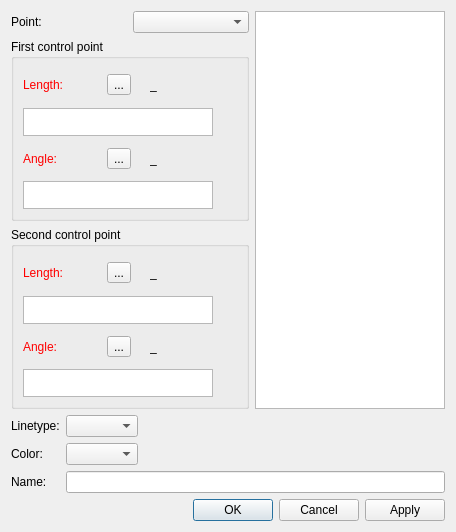
The window that src/libs/vtools/dialogs/tools/dialogsplinepath.ui (FashionFreedom/Seamly2D) describes before a commit, drawn with Qt 5.
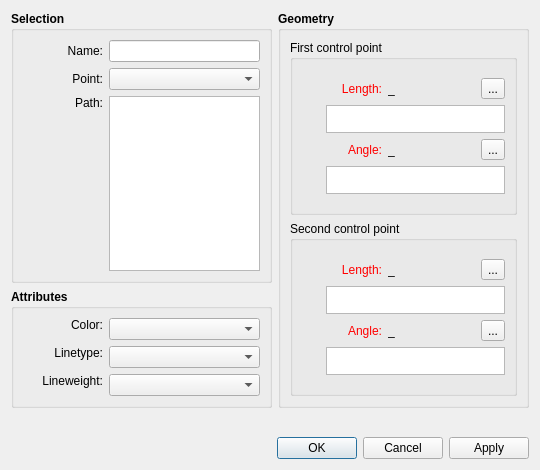
The same window after the commit. Icons and pictures are not drawn. Custom widgets are drawn as their Qt base class.

The edit to the form file:
```diff
--- a/src/libs/vtools/dialogs/tools/dialogsplinepath.ui
+++ b/src/libs/vtools/dialogs/tools/dialogsplinepath.ui
@@ -6,10 +6,16 @@
    <rect>
     <x>0</x>
     <y>0</y>
-    <width>456</width>
-    <height>532</height>
+    <width>540</width>
+    <height>470</height>
    </rect>
   </property>
+  <property name="minimumSize">
+   <size>
+    <width>540</width>
+    <height>470</height>
+   </size>
+  </property>
   <property name="windowTitle">
    <string>Curved path</string>
   </property>
@@ -20,27 +26,406 @@
   <property name="locale">
    <locale language="English" country="UnitedStates"/>
   </property>
-  <layout class="QVBoxLayout" name="verticalLayout_4">
-   <item>
-    <layout class="QHBoxLayout" name="horizontalLayout">
-     <item>
-      <layout class="QVBoxLayout" name="verticalLayout">
+  <layout class="QVBoxLayout" name="verticalLayout_9">
        <item>
         <layout class="QHBoxLayout" name="horizontalLayout_5">
          <item>
+      <layout class="QVBoxLayout" name="verticalLayout_4">
+       <item>
+        <widget class="QGroupBox" name="selection_GroupBox">
+         <property name="sizePolicy">
+          <sizepolicy hsizetype="Expanding" vsizetype="Preferred">
+           <horstretch>0</horstretch>
+           <verstretch>0</verstretch>
+          </sizepolicy>
+         </property>
+         <property name="font">
+          <font>
+           <pointsize>9</pointsize>
+           <weight>75</weight>
+           <bold>true</bold>
+          </font>
+         </property>
+         <property name="title">
+          <string>Selection</string>
+         </property>
+         <layout class="QVBoxLayout" name="verticalLayout_8">
+          <item>
+           <layout class="QHBoxLayout" name="horizontalLayout_10">
+            <item>
+             <widget class="QLabel" name="labelName">
+              <property name="minimumSize">
+               <size>
+                <width>80</width>
+                <height>0</height>
+               </size>
+              </property>
+              <property name="font">
+               <font>
+                <weight>50</weight>
+                <bold>false</bold>
+               </font>
+              </property>
+              <property name="text">
+               <string>Name:</string>
+              </property>
+              <property name="alignment">
+               <set>Qt::AlignRight|Qt::AlignTrailing|Qt::AlignVCenter</set>
+              </property>
+             </widget>
+            </item>
+            <item>
+             <widget class="QLineEdit" name="lineEditSplPathName">
+              <property name="sizePolicy">
+               <sizepolicy hsizetype="Expanding" vsizetype="Fixed">
+                <horstretch>0</horstretch>
+                <verstretch>0</verstretch>
+               </sizepolicy>
+              </property>
+              <property name="minimumSize">
+               <size>
+                <width>140</width>
+                <height>0</height>
+               </size>
+              </property>
+              <property name="font">
+               <font>
+                <weight>50</weight>
+                <bold>false</bold>
+               </font>
+              </property>
+              <property name="readOnly">
+               <bool>true</bool>
+              </property>
+             </widget>
+            </item>
+           </layout>
+          </item>
+          <item>
+           <layout class="QHBoxLayout" name="horizontalLayout_3">
+            <item>
           <widget class="QLabel" name="labelPoint">
+              <property name="minimumSize">
+               <size>
+                <width>80</width>
+                <height>0</height>
+               </size>
+              </property>
+              <property name="font">
+               <font>
+                <weight>50</weight>
+                <bold>false</bold>
+               </font>
+              </property>
            <property name="text">
             <string>Point:</string>
            </property>
+              <property name="alignment">
+               <set>Qt::AlignRight|Qt::AlignTrailing|Qt::AlignVCenter</set>
+              </property>
           </widget>
          </item>
          <item>
-          <widget class="QComboBox" name="comboBoxPoint"/>
+             <widget class="QComboBox" name="comboBoxPoint">
+              <property name="sizePolicy">
+               <sizepolicy hsizetype="Expanding" vsizetype="Fixed">
+                <horstretch>0</horstretch>
+                <verstretch>0</verstretch>
+               </sizepolicy>
+              </property>
+              <property name="minimumSize">
+               <size>
+                <width>140</width>
+                <height>0</height>
+               </size>
+              </property>
+              <property name="font">
+               <font>
+                <weight>50</weight>
+                <bold>false</bold>
+               </font>
+              </property>
+             </widget>
          </item>
         </layout>
        </item>
        <item>
-        <widget class="QGroupBox" name="groupBox">
+           <layout class="QHBoxLayout" name="horizontalLayout">
+            <item>
+             <widget class="QLabel" name="label">
+              <property name="minimumSize">
+               <size>
+                <width>80</width>
+                <height>0</height>
+               </size>
+              </property>
+              <property name="font">
+               <font>
+                <weight>50</weight>
+                <bold>false</bold>
+               </font>
+              </property>
+              <property name="text">
+               <string>Path:</string>
+              </property>
+              <property name="alignment">
+               <set>Qt::AlignRight|Qt::AlignTop|Qt::AlignTrailing</set>
+              </property>
+             </widget>
+            </item>
+            <item>
+             <widget class="QListWidget" name="listWidget">
+              <property name="minimumSize">
+               <size>
+                <width>140</width>
+                <height>0</height>
+               </size>
+              </property>
+              <property name="toolTip">
+               <string>List of points</string>
+              </property>
+             </widget>
+            </item>
+           </layout>
+          </item>
+         </layout>
+        </widget>
+       </item>
+       <item>
+        <widget class="QGroupBox" name="attributes_GroupBox">
+         <property name="minimumSize">
+          <size>
+           <width>240</width>
+           <height>0</height>
+          </size>
+         </property>
+         <property name="font">
+          <font>
+           <pointsize>9</pointsize>
+           <weight>75</weight>
+           <bold>true</bold>
+          </font>
+         </property>
+         <property name="title">
+          <string>Attributes</string>
+         </property>
+         <layout class="QVBoxLayout" name="verticalLayout_5">
+          <item>
+           <layout class="QFormLayout" name="formLayout_3">
+            <item row="1" column="0">
+             <widget class="QLabel" name="lineType_Label">
+              <property name="sizePolicy">
+               <sizepolicy hsizetype="MinimumExpanding" vsizetype="Fixed">
+                <horstretch>0</horstretch>
+                <verstretch>0</verstretch>
+               </sizepolicy>
+              </property>
+              <property name="minimumSize">
+               <size>
+                <width>80</width>
+                <height>0</height>
+               </size>
+              </property>
+              <property name="maximumSize">
+               <size>
+                <width>16777215</width>
+                <height>16777215</height>
+               </size>
+              </property>
+              <property name="font">
+               <font>
+                <pointsize>9</pointsize>
+                <weight>50</weight>
+                <bold>false</bold>
+               </font>
+              </property>
+              <property name="text">
+               <string>Linetype:</string>
+              </property>
+              <property name="alignment">
+               <set>Qt::AlignRight|Qt::AlignTrailing|Qt::AlignVCenter</set>
+              </property>
+             </widget>
+            </item>
+            <item row="1" column="1">
+             <widget class="LineTypeComboBox" name="lineType_ComboBox">
+              <property name="sizePolicy">
+               <sizepolicy hsizetype="Expanding" vsizetype="Fixed">
+                <horstretch>0</horstretch>
+                <verstretch>0</verstretch>
+               </sizepolicy>
+              </property>
+              <property name="minimumSize">
+               <size>
+                <width>140</width>
+                <height>0</height>
+               </size>
+              </property>
+              <property name="maximumSize">
+               <size>
+                <width>16777215</width>
+                <height>16777215</height>
+               </size>
+              </property>
+              <property name="font">
+               <font>
+                <pointsize>9</pointsize>
+                <weight>50</weight>
+                <bold>false</bold>
+               </font>
+              </property>
+             </widget>
+            </item>
+            <item row="2" column="0">
+             <widget class="QLabel" name="lineWeight_Label">
+              <property name="sizePolicy">
+               <sizepolicy hsizetype="MinimumExpanding" vsizetype="Fixed">
+                <horstretch>0</horstretch>
+                <verstretch>0</verstretch>
+               </sizepolicy>
+              </property>
+              <property name="minimumSize">
+               <size>
+                <width>80</width>
+                <height>0</height>
+               </size>
+              </property>
+              <property name="maximumSize">
+               <size>
+                <width>16777215</width>
+                <height>16777215</height>
+               </size>
+              </property>
+              <property name="font">
+               <font>
+                <pointsize>9</pointsize>
+                <weight>50</weight>
+                <bold>false</bold>
+               </font>
+              </property>
+              <property name="text">
+               <string>Lineweight:</string>
+              </property>
+              <property name="alignment">
+               <set>Qt::AlignRight|Qt::AlignTrailing|Qt::AlignVCenter</set>
+              </property>
+             </widget>
+            </item>
+            <item row="2" column="1">
+             <widget class="LineWeightComboBox" name="lineWeight_ComboBox">
+              <property name="sizePolicy">
+               <sizepolicy hsizetype="Expanding" vsizetype="Fixed">
+                <horstretch>0</horstretch>
+                <verstretch>0</verstretch>
+               </sizepolicy>
+              </property>
+              <property name="minimumSize">
+               <size>
+                <width>140</width>
+                <height>0</height>
+               </size>
+              </property>
+              <property name="font">
+               <font>
+                <pointsize>9</pointsize>
+                <weight>50</weight>
+                <bold>false</bold>
+               </font>
+              </property>
+             </widget>
+            </item>
+            <item row="0" column="0">
+             <widget class="QLabel" name="lineColor_Label">
+              <property name="sizePolicy">
+               <sizepolicy hsizetype="MinimumExpanding" vsizetype="Fixed">
+                <horstretch>0</horstretch>
+                <verstretch>0</verstretch>
+               </sizepolicy>
+              </property>
+              <property name="minimumSize">
+               <size>
+                <width>80</width>
+                <height>0</height>
+               </size>
+              </property>
+              <property name="maximumSize">
+               <size>
+                <width>16777215</width>
+                <height>16777215</height>
+               </size>
+              </property>
+              <property name="font">
+               <font>
+                <pointsize>9</pointsize>
+                <weight>50</weight>
+                <bold>false</bold>
+               </font>
+              </property>
+              <property name="text">
+               <string>Color:</string>
+              </property>
+              <property name="alignment">
+               <set>Qt::AlignRight|Qt::AlignTrailing|Qt::AlignVCenter</set>
+              </property>
+             </widget>
+            </item>
+            <item row="0" column="1">
+             <widget class="ColorComboBox" name="lineColor_ComboBox">
+              <property name="sizePolicy">
+               <sizepolicy hsizetype="Expanding" vsizetype="Fixed">
+                <horstretch>0</horstretch>
+                <verstretch>0</verstretch>
+               </sizepolicy>
+              </property>
+              <property name="minimumSize">
+               <size>
+                <width>140</width>
+                <height>0</height>
+               </size>
+              </property>
+              <property name="font">
+               <font>
+                <pointsize>9</pointsize>
+                <weight>50</weight>
+                <bold>false</bold>
+               </font>
+              </property>
+             </widget>
+            </item>
+           </layout>
+          </item>
+         </layout>
+        </widget>
+       </item>
+      </layout>
+     </item>
+     <item>
+      <widget class="QGroupBox" name="geometry_GroupBox">
+       <property name="sizePolicy">
+        <sizepolicy hsizetype="Expanding" vsizetype="Preferred">
+         <horstretch>0</horstretch>
+         <verstretch>0</verstretch>
+        </sizepolicy>
+       </property>
+       <property name="font">
+        <font>
+         <pointsize>9</pointsize>
+         <weight>75</weight>
+         <bold>true</bold>
+        </font>
+       </property>
+       <property name="title">
+        <string>Geometry</string>
+       </property>
+       <layout class="QVBoxLayout" name="verticalLayout">
+        <item>
+         <widget class="QGroupBox" name="firstCP_GroupBox">
+          <property name="font">
+           <font>
+            <weight>50</weight>
+            <bold>false</bold>
+           </font>
+          </property>
          <property name="title">
           <string>First control point</string>
          </property>
@@ -57,6 +442,12 @@
                   <verstretch>0</verstretch>
                  </sizepolicy>
                 </property>
+                 <property name="minimumSize">
+                  <size>
+                   <width>80</width>
+                   <height>0</height>
+                  </size>
+                 </property>
                 <property name="palette">
                  <palette>
                   <active>
@@ -96,6 +487,31 @@
                 </property>
                 <property name="text">
                  <string>Length:</string>
+                 </property>
+                 <property name="alignment">
+                  <set>Qt::AlignRight|Qt::AlignTrailing|Qt::AlignVCenter</set>
+                 </property>
+                </widget>
+               </item>
+               <item>
+                <widget class="QLabel" name="labelResultLength1">
+                 <property name="sizePolicy">
+                  <sizepolicy hsizetype="Fixed" vsizetype="Preferred">
+                   <horstretch>0</horstretch>
+                   <verstretch>0</verstretch>
+                  </sizepolicy>
+                 </property>
+                 <property name="minimumSize">
+                  <size>
+                   <width>87</width>
+                   <height>0</height>
+                  </size>
+                 </property>
+                 <property name="toolTip">
+                  <string>Value</string>
+                 </property>
+                 <property name="text">
+                  <string notr="true">_</string>
                 </property>
                </widget>
               </item>
@@ -132,64 +548,10 @@
                 </property>
                </widget>
               </item>
-              <item alignment="Qt::AlignRight">
-               <widget class="QLabel" name="label_8">
-                <property name="text">
-                 <string/>
-                </property>
-                <property name="pixmap">
-                 <pixmap resource="../../../vmisc/share/resources/icon.qrc">:/icon/24x24/equal.png</pixmap>
-                </property>
-               </widget>
-              </item>
-              <item alignment="Qt::AlignRight">
-               <widget class="QLabel" name="labelResultLength1">
-                <property name="sizePolicy">
-                 <sizepolicy hsizetype="Fixed" vsizetype="Preferred">
-                  <horstretch>0</horstretch>
-                  <verstretch>0</verstretch>
-                 </sizepolicy>
-                </property>
-                <property name="minimumSize">
-                 <size>
-                  <width>87</width>
-                  <height>0</height>
-                 </size>
-                </property>
-                <property name="toolTip">
-                 <string>Value</string>
-                </property>
-                <property name="text">
-                 <string notr="true">_</string>
-                </property>
-               </widget>
-              </item>
              </layout>
             </item>
             <item>
              <layout class="QHBoxLayout" name="horizontalLayout_6">
-              <item>
-               <widget class="QPlainTextEdit" name="plainTextEditLength1F">
-                <property name="sizePolicy">
-                 <sizepolicy hsizetype="Expanding" vsizetype="Preferred">
-                  <horstretch>0</horstretch>
-                  <verstretch>0</verstretch>
-                 </sizepolicy>
-                </property>
-                <property name="maximumSize">
-                 <size>
-                  <width>16777215</width>
-                  <height>28</height>
-                 </size>
-                </property>
-                <property name="toolTip">
-                 <string>Calculation</string>
-                </property>
-                <property name="tabChangesFocus">
-                 <bool>true</bool>
-                </property>
-               </widget>
-              </item>
               <item>
                <widget class="QPushButton" name="pushButtonGrowLength1">
                 <property name="maximumSize">
@@ -225,6 +587,28 @@
                 </property>
                </widget>
               </item>
+               <item>
+                <widget class="QPlainTextEdit" name="plainTextEditLength1F">
+                 <property name="sizePolicy">
+                  <sizepolicy hsizetype="Expanding" vsizetype="Preferred">
+                   <horstretch>0</horstretch>
+                   <verstretch>0</verstretch>
+                  </sizepolicy>
+                 </property>
+                 <property name="maximumSize">
+                  <size>
+                   <width>16777215</width>
+                   <height>28</height>
+                  </size>
+                 </property>
+                 <property name="toolTip">
+                  <string>Calculation</string>
+                 </property>
+                 <property name="tabChangesFocus">
+                  <bool>true</bool>
+                 </property>
+                </widget>
+               </item>
              </layout>
             </item>
             <item>
@@ -237,6 +621,12 @@
                   <verstretch>0</verstretch>
                  </sizepolicy>
                 </property>
+                 <property name="minimumSize">
+                  <size>
+                   <width>80</width>
+                   <height>0</height>
+                  </size>
+                 </property>
                 <property name="palette">
                  <palette>
                   <active>
@@ -276,6 +666,31 @@
                 </property>
                 <property name="text">
                  <string>Angle:</string>
+                 </property>
+                 <property name="alignment">
+                  <set>Qt::AlignRight|Qt::AlignTrailing|Qt::AlignVCenter</set>
+                 </property>
+                </widget>
+               </item>
+               <item>
+                <widget class="QLabel" name="labelResultAngle1">
+                 <property name="sizePolicy">
+                  <sizepolicy hsizetype="Fixed" vsizetype="Preferred">
+                   <horstretch>0</horstretch>
+                   <verstretch>0</verstretch>
+                  </sizepolicy>
+                 </property>
+                 <property name="minimumSize">
+                  <size>
+                   <width>87</width>
+                   <height>0</height>
+                  </size>
+                 </property>
+                 <property name="toolTip">
+                  <string>Value</string>
+                 </property>
+                 <property name="text">
+                  <string notr="true">_</string>
                 </property>
                </widget>
               </item>
@@ -312,64 +727,10 @@
                 </property>
                </widget>
               </item>
-              <item alignment="Qt::AlignRight">
-               <widget class="QLabel" name="label_9">
-                <property name="text">
-                 <string/>
-                </property>
-                <property name="pixmap">
-                 <pixmap resource="../../../vmisc/share/resources/icon.qrc">:/icon/24x24/equal.png</pixmap>
-                </property>
-               </widget>
-              </item>
-              <item alignment="Qt::AlignRight">
-               <widget class="QLabel" name="labelResultAngle1">
-                <property name="sizePolicy">
-                 <sizepolicy hsizetype="Fixed" vsizetype="Preferred">
-                  <horstretch>0</horstretch>
-                  <verstretch>0</verstretch>
-                 </sizepolicy>
-                </property>
-                <property name="minimumSize">
-                 <size>
-                  <width>87</width>
-                  <height>0</height>
-                 </size>
-                </property>
-                <property name="toolTip">
-                 <string>Value</string>
-                </property>
-                <property name="text">
-                 <string notr="true">_</string>
-                </property>
-               </widget>
-              </item>
              </layout>
             </item>
             <item>
              <layout class="QHBoxLayout" name="horizontalLayout_7">
-              <item>
-               <widget class="QPlainTextEdit" name="plainTextEditAngle1F">
-                <property name="sizePolicy">
-                 <sizepolicy hsizetype="Expanding" vsizetype="Preferred">
-                  <horstretch>0</horstretch>
-                  <verstretch>0</verstretch>
-                 </sizepolicy>
-                </property>
-                <property name="maximumSize">
-                 <size>
-                  <width>16777215</width>
-                  <height>28</height>
-                 </size>
-                </property>
-                <property name="toolTip">
-                 <string>Calculation</string>
-                </property>
-                <property name="tabChangesFocus">
-                 <bool>true</bool>
-                </property>
-               </widget>
-              </item>
               <item>
                <widget class="QPushButton" name="pushButtonGrowAngle1">
                 <property name="maximumSize">
@@ -405,6 +766,28 @@
                 </property>
                </widget>
               </item>
+               <item>
+                <widget class="QPlainTextEdit" name="plainTextEditAngle1F">
+                 <property name="sizePolicy">
+                  <sizepolicy hsizetype="Expanding" vsizetype="Preferred">
+                   <horstretch>0</horstretch>
+                   <verstretch>0</verstretch>
+                  </sizepolicy>
+                 </property>
+                 <property name="maximumSize">
+                  <size>
+                   <width>16777215</width>
+                   <height>28</height>
+                  </size>
+                 </property>
+                 <property name="toolTip">
+                  <string>Calculation</string>
+                 </property>
+                 <property name="tabChangesFocus">
+                  <bool>true</bool>
+                 </property>
+                </widget>
+               </item>
              </layout>
             </item>
            </layout>
@@ -413,7 +796,13 @@
         </widget>
        </item>
        <item>
-        <widget class="QGroupBox" name="groupBox_2">
+         <widget class="QGroupBox" name="secondCP_GroupBox">
+          <property name="font">
+           <font>
+            <weight>50</weight>
+            <bold>false</bold>
+           </font>
+          </property>
          <property name="title">
           <string>Second control point</string>
          </property>
@@ -430,6 +819,12 @@
                   <verstretch>0</verstretch>
                  </sizepolicy>
                 </property>
+                 <property name="minimumSize">
+                  <size>
+                   <width>80</width>
+                   <height>0</height>
+                  </size>
+                 </property>
                 <property name="palette">
                  <palette>
                   <active>
@@ -469,6 +864,31 @@
                 </property>
                 <property name="text">
                  <string>Length:</string>
+                 </property>
+                 <property name="alignment">
+                  <set>Qt::AlignRight|Qt::AlignTrailing|Qt::AlignVCenter</set>
+                 </property>
+                </widget>
+               </item>
+               <item>
+                <widget class="QLabel" name="labelResultLength2">
+                 <property name="sizePolicy">
+                  <sizepolicy hsizetype="Fixed" vsizetype="Preferred">
+                   <horstretch>0</horstretch>
+                   <verstretch>0</verstretch>
+                  </sizepolicy>
+                 </property>
+                 <property name="minimumSize">
+                  <size>
+                   <width>87</width>
+                   <height>0</height>
+                  </size>
+                 </property>
+                 <property name="toolTip">
+                  <string>Value</string>
+                 </property>
+                 <property name="text">
+                  <string notr="true">_</string>
                 </property>
                </widget>
               </item>
@@ -505,64 +925,10 @@
                 </property>
                </widget>
               </item>
-              <item alignment="Qt::AlignRight">
-               <widget class="QLabel" name="label_10">
-                <property name="text">
-                 <string/>
-                </property>
-                <property name="pixmap">
-                 <pixmap resource="../../../vmisc/share/resources/icon.qrc">:/icon/24x24/equal.png</pixmap>
-                </property>
-               </widget>
-              </item>
-              <item alignment="Qt::AlignRight">
-               <widget class="QLabel" name="labelResultLength2">
-                <property name="sizePolicy">
-                 <sizepolicy hsizetype="Fixed" vsizetype="Preferred">
-                  <horstretch>0</horstretch>
-                  <verstretch>0</verstretch>
-                 </sizepolicy>
-                </property>
-                <property name="minimumSize">
-                 <size>
-                  <width>87</width>
-                  <height>0</height>
-                 </size>
-                </property>
-                <property name="toolTip">
-                 <string>Value</string>
-                </property>
-                <property name="text">
-                 <string notr="true">_</string>
-                </property>
-               </widget>
-              </item>
              </layout>
             </item>
             <item>
              <layout class="QHBoxLayout" name="horizontalLayout_9">
-              <item>
-               <widget class="QPlainTextEdit" name="plainTextEditLength2F">
-                <property name="sizePolicy">
-                 <sizepolicy hsizetype="Expanding" vsizetype="Preferred">
-                  <horstretch>0</horstretch>
-                  <verstretch>0</verstretch>
-                 </sizepolicy>
-                </property>
-                <property name="maximumSize">
-                 <size>
-                  <width>16777215</width>
-                  <height>28</height>
-                 </size>
-                </property>
-                <property name="toolTip">
-                 <string>Calculation</string>
-                </property>
-                <property name="tabChangesFocus">
-                 <bool>true</bool>
-                </property>
-               </widget>
-              </item>
               <item>
                <widget class="QPushButton" name="pushButtonGrowLength2">
                 <property name="maximumSize">
@@ -598,6 +964,28 @@
                 </property>
                </widget>
               </item>
+               <item>
+                <widget class="QPlainTextEdit" name="plainTextEditLength2F">
+                 <property name="sizePolicy">
+                  <sizepolicy hsizetype="Expanding" vsizetype="Preferred">
+                   <horstretch>0</horstretch>
+                   <verstretch>0</verstretch>
+                  </sizepolicy>
+                 </property>
+                 <property name="maximumSize">
+                  <size>
+                   <width>16777215</width>
+                   <height>28</height>
+                  </size>
+                 </property>
+                 <property name="toolTip">
+                  <string>Calculation</string>
+                 </property>
+                 <property name="tabChangesFocus">
+                  <bool>true</bool>
+                 </property>
+                </widget>
+               </item>
              </layout>
             </item>
             <item>
@@ -610,6 +998,12 @@
                   <verstretch>0</verstretch>
                  </sizepolicy>
                 </property>
+                 <property name="minimumSize">
+                  <size>
+                   <width>80</width>
+                   <height>0</height>
+                  </size>
+                 </property>
                 <property name="palette">
                  <palette>
                   <active>
@@ -649,6 +1043,31 @@
                 </property>
                 <property name="text">
                  <string>Angle:</string>
+                 </property>
+                 <property name="alignment">
+                  <set>Qt::AlignRight|Qt::AlignTrailing|Qt::AlignVCenter</set>
+                 </property>
+                </widget>
+               </item>
+               <item>
+                <widget class="QLabel" name="labelResultAngle2">
+                 <property name="sizePolicy">
+                  <sizepolicy hsizetype="Fixed" vsizetype="Preferred">
+                   <horstretch>0</horstretch>
+                   <verstretch>0</verstretch>
+                  </sizepolicy>
+                 </property>
+                 <property name="minimumSize">
+                  <size>
+                   <width>87</width>
+                   <height>0</height>
+                  </size>
+                 </property>
+                 <property name="toolTip">
+                  <string>Value</string>
+                 </property>
+                 <property name="text">
+                  <string notr="true">_</string>
                 </property>
                </widget>
               </item>
@@ -685,64 +1104,10 @@
                 </property>
                </widget>
               </item>
-              <item alignment="Qt::AlignRight">
-               <widget class="QLabel" name="label_11">
-                <property name="text">
-                 <string/>
-                </property>
-                <property name="pixmap">
-                 <pixmap resource="../../../vmisc/share/resources/icon.qrc">:/icon/24x24/equal.png</pixmap>
-                </property>
-               </widget>
-              </item>
-              <item alignment="Qt::AlignRight">
-               <widget class="QLabel" name="labelResultAngle2">
-                <property name="sizePolicy">
-                 <sizepolicy hsizetype="Fixed" vsizetype="Preferred">
-                  <horstretch>0</horstretch>
-                  <verstretch>0</verstretch>
-                 </sizepolicy>
-                </property>
-                <property name="minimumSize">
-                 <size>
-                  <width>87</width>
-                  <height>0</height>
-                 </size>
-                </property>
-                <property name="toolTip">
-                 <string>Value</string>
-                </property>
-                <property name="text">
-                 <string notr="true">_</string>
-                </property>
-               </widget>
-              </item>
              </layout>
             </item>
             <item>
              <layout class="QHBoxLayout" name="horizontalLayout_12">
-              <item>
-               <widget class="QPlainTextEdit" name="plainTextEditAngle2F">
-                <property name="sizePolicy">
-                 <sizepolicy hsizetype="Expanding" vsizetype="Preferred">
-                  <horstretch>0</horstretch>
-                  <verstretch>0</verstretch>
-                 </sizepolicy>
-                </property>
-                <property name="maximumSize">
-                 <size>
-                  <width>16777215</width>
-                  <height>28</height>
-                 </size>
-                </property>
-                <property name="toolTip">
-                 <string>Calculation</string>
-                </property>
-                <property name="tabChangesFocus">
-                 <bool>true</bool>
-                </property>
-               </widget>
-              </item>
               <item>
                <widget class="QPushButton" name="pushButtonGrowAngle2">
                 <property name="maximumSize">
@@ -778,65 +1143,53 @@
                 </property>
                </widget>
               </item>
-             </layout>
-            </item>
-           </layout>
-          </item>
-         </layout>
-        </widget>
-       </item>
-      </layout>
-     </item>
      <item>
-      <widget class="QListWidget" name="listWidget">
+                <widget class="QPlainTextEdit" name="plainTextEditAngle2F">
+                 <property name="sizePolicy">
+                  <sizepolicy hsizetype="Expanding" vsizetype="Preferred">
+                   <horstretch>0</horstretch>
+                   <verstretch>0</verstretch>
+                  </sizepolicy>
+                 </property>
+                 <property name="maximumSize">
+                  <size>
+                   <width>16777215</width>
+                   <height>28</height>
+                  </size>
+                 </property>
        <property name="toolTip">
-        <string>List of points</string>
-       </property>
-      </widget>
-     </item>
-    </layout>
-   </item>
-   <item>
-    <layout class="QFormLayout" name="formLayout">
-     <property name="fieldGrowthPolicy">
-      <enum>QFormLayout::ExpandingFieldsGrow</enum>
-     </property>
-     <item row="1" column="0">
-      <widget class="QLabel" name="label_5">
-       <property name="text">
-        <string>Color:</string>
-       </property>
-      </widget>
-     </item>
-     <item row="1" column="1">
-      <widget class="QComboBox" name="comboBoxColor"/>
-     </item>
-     <item row="2" column="0">
-      <widget class="QLabel" name="labelName">
-       <property name="text">
-        <string>Name:</string>
-       </property>
-      </widget>
-     </item>
-     <item row="2" column="1">
-      <widget class="QLineEdit" name="lineEditSplPathName">
-       <property name="readOnly">
+                  <string>Calculation</string>
+                 </property>
+                 <property name="tabChangesFocus">
         <bool>true</bool>
        </property>
       </widget>
      </item>
-     <item row="0" column="0">
-      <widget class="QLabel" name="label">
-       <property name="text">
-        <string>Linetype:</string>
-       </property>
-      </widget>
-     </item>
-     <item row="0" column="1">
-      <widget class="QComboBox" name="comboBoxPenStyle"/>
+              </layout>
+             </item>
+            </layout>
+           </item>
+          </layout>
+         </widget>
+        </item>
+       </layout>
+      </widget>
      </item>
     </layout>
    </item>
+   <item>
+    <spacer name="verticalSpacer">
+     <property name="orientation">
+      <enum>Qt::Vertical</enum>
+     </property>
+     <property name="sizeHint" stdset="0">
+      <size>
+       <width>20</width>
+       <height>39</height>
+      </size>
+     </property>
+    </spacer>
+   </item>
    <item>
     <widget class="QDialogButtonBox" name="buttonBox">
      <property name="orientation">
@@ -849,6 +1202,23 @@
    </item>
   </layout>
  </widget>
+ <customwidgets>
+  <customwidget>
+   <class>ColorComboBox</class>
+   <extends>QComboBox</extends>
+   <header location="global">color_combobox.h</header>
+  </customwidget>
+  <customwidget>
+   <class>LineTypeComboBox</class>
+   <extends>QComboBox</extends>
+   <header location="global">linetype_combobox.h</header>
+  </customwidget>
+  <customwidget>
+   <class>LineWeightComboBox</class>
+   <extends>QComboBox</extends>
+   <header location="global">lineweight_combobox.h</header>
+  </customwidget>
+ </customwidgets>
  <tabstops>
   <tabstop>buttonBox</tabstop>
  </tabstops>
```
Left out of the diff: 2 changed lines with no effect on the pictures. Lines whose indentation alone changed are shown as unchanged.
